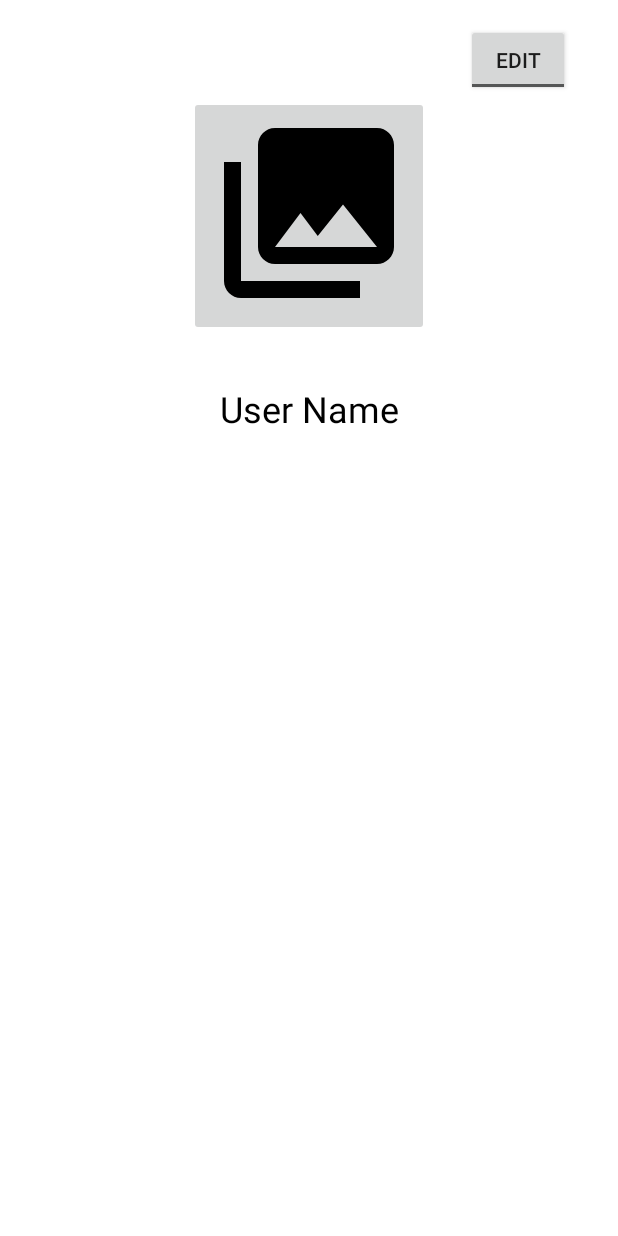
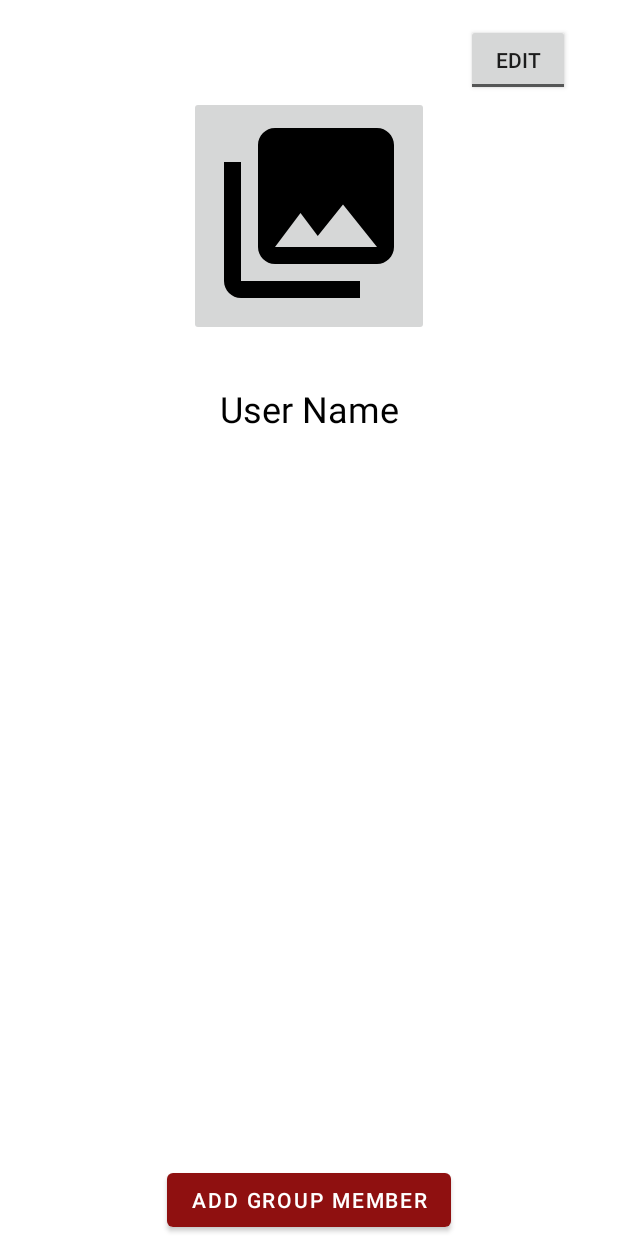
Before and after one commit to LizaSzabo/CarPool, an Android app: the layout fragment_profile.xml on its own in the app's theme, with its tools: preview values and no code run, on a phone screen of 412 x 824 dp. Run offline under Robolectric (Android 15) with nearby library versions, the phone set to English and light mode, and no system bars.

Commit message:
Add 'add group member button' to profile layout

```diff
--- a/app/src/main/java/hu/bme/aut/android/carpool/ui/appcontent/profile/ProfileFragment.kt
+++ b/app/src/main/java/hu/bme/aut/android/carpool/ui/appcontent/profile/ProfileFragment.kt
@@ -23,16 +23,19 @@ class ProfileFragment : RainbowCakeFragment<ProfileViewState, ProfileViewModel>(
                 binding.userNameEditText.visibility = View.INVISIBLE
                 binding.userNameText.visibility = View.VISIBLE
                 binding.profileImage.isEnabled = false
+                binding.addGroupMemberButton.visibility = View.INVISIBLE
             }
             is ProfileEditingState -> {
                 binding.userNameEditText.visibility = View.VISIBLE
                 binding.userNameText.visibility = View.INVISIBLE
                 binding.profileImage.isEnabled = true
+                binding.addGroupMemberButton.visibility = View.VISIBLE
             }
             is ProfileSuccessfullyEditedState -> {
                 binding.userNameEditText.visibility = View.INVISIBLE
                 binding.userNameText.visibility = View.VISIBLE
                 binding.profileImage.isEnabled = false
+                binding.addGroupMemberButton.visibility = View.INVISIBLE
             }
         }
     }
--- a/app/src/main/res/layout/fragment_profile.xml
+++ b/app/src/main/res/layout/fragment_profile.xml
@@ -54,4 +54,26 @@
         android:textOn="@string/save_button_text"
         app:layout_constraintEnd_toEndOf="parent"
         app:layout_constraintTop_toTopOf="parent" />
+
+    <androidx.recyclerview.widget.RecyclerView
+        android:id="@+id/rvActualities"
+        android:layout_width="match_parent"
+        android:layout_height="350dp"
+        android:layout_marginStart="8dp"
+        android:layout_marginEnd="8dp"
+        android:layout_marginBottom="2dp"
+        app:layout_constraintBottom_toTopOf="@+id/addGroupMemberButton"
+        app:layout_constraintEnd_toEndOf="parent"
+        app:layout_constraintStart_toStartOf="parent"
+        app:layout_constraintTop_toBottomOf="@+id/userNameEditText"
+        tools:listitem="@layout/group_member_item" />
+
+    <Button
+        android:id="@+id/addGroupMemberButton"
+        android:layout_width="wrap_content"
+        android:layout_height="wrap_content"
+        android:text="@string/add_group_member_button_text"
+        app:layout_constraintBottom_toBottomOf="parent"
+        app:layout_constraintEnd_toEndOf="parent"
+        app:layout_constraintStart_toStartOf="parent" />
 </androidx.constraintlayout.widget.ConstraintLayout>
--- /dev/null
+++ b/app/src/main/res/layout/group_member_item.xml
@@ -0,0 +1,6 @@
+<?xml version="1.0" encoding="utf-8"?>
+<androidx.constraintlayout.widget.ConstraintLayout xmlns:android="http://schemas.android.com/apk/res/android"
+    android:layout_width="match_parent"
+    android:layout_height="match_parent">
+
+</androidx.constraintlayout.widget.ConstraintLayout>
--- a/app/src/main/res/values/strings.xml
+++ b/app/src/main/res/values/strings.xml
@@ -27,4 +27,5 @@
     <string name="edit_button_text">Edit</string>
     <string name="save_button_text">Save</string>
     <string name="profile_picture_content_description">Profile picture</string>
+    <string name="add_group_member_button_text">Add group member</string>
 </resources>
```
